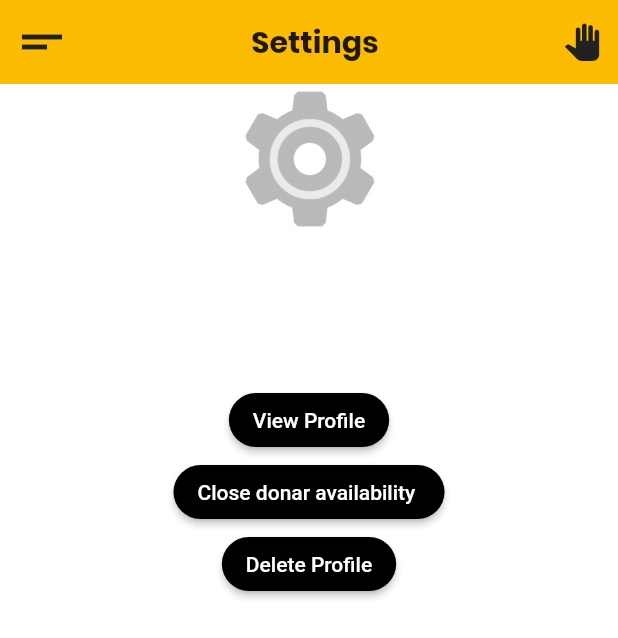
After one commit to Santosh611/donateplasma, a Flutter app: the Settings screen opened by its route, on a phone screen of 412 x 824 dp. The commit adds this screen. Shown: the top 638 px of the screen. Run offline on Flutter 3.47's test engine with Material 2 defaults, Android fonts, the phone set to English and light mode, and no system bars; our stand-ins replace font_awesome_flutter, simple_animations; missing offline and left inert: flutter_screen_scaler.

Commit message:
Added settings screen and button init

```diff
--- a/lib/main.dart
+++ b/lib/main.dart
@@ -3,6 +3,7 @@ import 'package:donateplasma/providers/users.dart';
 import 'package:donateplasma/screens/BannerScreen.dart';
 import 'package:donateplasma/screens/FAQ.dart';
 import 'package:donateplasma/screens/HomeScreen.dart';
+import 'package:donateplasma/screens/Settings.dart';
 import 'package:donateplasma/screens/edit_profile.dart';
 import 'package:donateplasma/screens/login.dart';
 import 'package:donateplasma/screens/story_screen.dart';
@@ -46,6 +47,7 @@ class MyApp extends StatelessWidget {
           Login.routeName: (ctx) => Login(),
           WelcomeScreen.routeName: (ctx) => WelcomeScreen(),
           CustomDrawer.routeName: (ctx) => CustomDrawer(),
+          Settings.routeName: (ctx) => Settings(),
         },
       ),
     );
--- a/lib/screens/BannerScreen.dart
+++ b/lib/screens/BannerScreen.dart
@@ -1,11 +1,10 @@
 import 'package:donateplasma/animation/FadeAnimation.dart';
 import 'package:donateplasma/constants/text_style_constants.dart';
-import 'package:donateplasma/screens/HomeScreen.dart';
+
 import 'package:donateplasma/screens/welcome.dart';
 import 'package:flutter/cupertino.dart';
 import 'package:flutter/material.dart';
 import 'package:donateplasma/constants/color_constants.dart';
-import 'package:font_awesome_flutter/font_awesome_flutter.dart';
 
 class BannerScreen extends StatelessWidget {
   static const routeName = '/banner';
--- a/lib/screens/HomeScreen.dart
+++ b/lib/screens/HomeScreen.dart
@@ -1,6 +1,6 @@
 import 'package:donateplasma/animation/FadeAnimation.dart';
 import 'package:donateplasma/constants/color_constants.dart';
-import 'package:donateplasma/constants/text_style_constants.dart';
+
 import 'package:donateplasma/providers/information.dart';
 import 'package:donateplasma/providers/users.dart';
 import 'package:donateplasma/widgets/drawerWidget.dart';
@@ -8,7 +8,7 @@ import 'package:donateplasma/widgets/info_card_widget.dart';
 import 'package:donateplasma/widgets/users_card_widget.dart';
 import 'package:flutter/cupertino.dart';
 import 'package:flutter/material.dart';
-import 'package:font_awesome_flutter/font_awesome_flutter.dart';
+
 import 'package:provider/provider.dart';
 
 import 'edit_profile.dart';
--- /dev/null
+++ b/lib/screens/Settings.dart
@@ -0,0 +1,125 @@
+import 'package:donateplasma/animation/FadeAnimation.dart';
+import 'package:donateplasma/constants/color_constants.dart';
+import 'package:donateplasma/widgets/drawerWidget.dart';
+import 'package:flutter/material.dart';
+
+import 'edit_profile.dart';
+
+class Settings extends StatelessWidget {
+  static const routeName = '/settings';
+
+  @override
+  Widget build(BuildContext context) {
+    final GlobalKey<ScaffoldState> _scaffoldKey =
+        new GlobalKey<ScaffoldState>();
+
+    return Scaffold(
+      backgroundColor: Colors.white,
+      key: _scaffoldKey,
+      drawer: CustomDrawer(),
+      appBar: AppBar(
+        title: Center(
+          child: Text(
+            'Settings',
+            style: TextStyle(
+              fontFamily: 'Poppins',
+              fontWeight: FontWeight.bold,
+            ),
+          ),
+        ),
+        elevation: 0,
+        backgroundColor: kPrimaryColor,
+        leading: IconButton(
+          icon: Icon(
+            Icons.short_text,
+            size: 40,
+            color: kAccentColor,
+          ),
+          onPressed: () => _scaffoldKey.currentState.openDrawer(),
+        ),
+        actions: <Widget>[
+          IconButton(
+            onPressed: () {},
+            icon: Icon(
+              Icons.pan_tool,
+              size: 25,
+              color: Theme.of(context).accentColor,
+            ),
+          ),
+        ],
+      ),
+      body: SingleChildScrollView(
+        child: Container(
+          child: Column(
+            children: <Widget>[
+              FadeAnimation(
+                1.0,
+                Container(
+                  height: 100.0,
+                  child: Center(child: Image.asset('assets/images/aaaa.png')),
+                ),
+              ),
+              FadeAnimation(
+                  2,
+                  Padding(
+                    padding: EdgeInsets.symmetric(vertical: 100.0),
+                    child: Column(
+                      children: [
+                        Center(
+                          child: Container(
+                            child: RaisedButton(
+                              textColor: Colors.white,
+                              color: Colors.black,
+                              child: Text("View Profile"),
+                              onPressed: () {
+                                Navigator.of(context).pushReplacementNamed(
+                                    EditProfile.routeName);
+                              },
+                              shape: new RoundedRectangleBorder(
+                                borderRadius: new BorderRadius.circular(50.0),
+                              ),
+                            ),
+                          ),
+                        ),
+                        Center(
+                          child: Container(
+                            child: RaisedButton(
+                              textColor: Colors.white,
+                              color: Colors.black,
+                              child: Text("Close donar availability "),
+                              onPressed: () {
+                                Navigator.of(context).pushReplacementNamed(
+                                    EditProfile.routeName);
+                              },
+                              shape: new RoundedRectangleBorder(
+                                borderRadius: new BorderRadius.circular(50.0),
+                              ),
+                            ),
+                          ),
+                        ),
+                        Center(
+                          child: Container(
+                            child: RaisedButton(
+                              textColor: Colors.white,
+                              color: Colors.black,
+                              child: Text("Delete Profile"),
+                              onPressed: () {
+                                Navigator.of(context).pushReplacementNamed(
+                                    EditProfile.routeName);
+                              },
+                              shape: new RoundedRectangleBorder(
+                                borderRadius: new BorderRadius.circular(50.0),
+                              ),
+                            ),
+                          ),
+                        ),
+                      ],
+                    ),
+                  )),
+            ],
+          ),
+        ),
+      ),
+    );
+  }
+}
--- a/lib/screens/edit_profile.dart
+++ b/lib/screens/edit_profile.dart
@@ -2,7 +2,6 @@ import 'package:donateplasma/animation/FadeAnimation.dart';
 import 'package:donateplasma/constants/color_constants.dart';
 import 'package:donateplasma/widgets/drawerWidget.dart';
 import 'package:flutter/material.dart';
-import 'package:font_awesome_flutter/font_awesome_flutter.dart';
 
 class EditProfile extends StatelessWidget {
   static const routeName = '/edit';
--- a/lib/screens/login.dart
+++ b/lib/screens/login.dart
@@ -4,7 +4,6 @@ import 'package:donateplasma/widgets/question_row.dart';
 import 'package:donateplasma/widgets/sign_button.dart';
 import 'package:flutter/material.dart';
 import 'package:flutter_screen_scaler/flutter_screen_scaler.dart';
-import 'BannerScreen.dart';
 import 'package:donateplasma/screens/HomeScreen.dart';
 
 class Login extends StatelessWidget {
--- a/lib/widgets/drawerWidget.dart
+++ b/lib/widgets/drawerWidget.dart
@@ -1,5 +1,6 @@
 import 'package:donateplasma/screens/FAQ.dart';
 import 'package:donateplasma/screens/HomeScreen.dart';
+import 'package:donateplasma/screens/Settings.dart';
 import 'package:donateplasma/screens/edit_profile.dart';
 import 'package:donateplasma/screens/story_screen.dart';
 import 'package:flutter/material.dart';
@@ -72,6 +73,16 @@ class CustomDrawer extends StatelessWidget {
               Navigator.of(context).pushNamed(Faq.routeName);
             },
           ),
+          ListTile(
+            leading: FaIcon(
+              FontAwesomeIcons.slidersH,
+              color: Colors.pinkAccent.shade400,
+            ),
+            title: Text('Settings'),
+            onTap: () {
+              Navigator.of(context).pushNamed(Settings.routeName);
+            },
+          ),
         ],
       ),
     );
```
Also changed, not shown: lib/providers/information.dart (+11 -15 lines), lib/widgets/info_card_widget.dart (+8 -4 lines), assets/images/aaaa.png (added), 4 other files.
